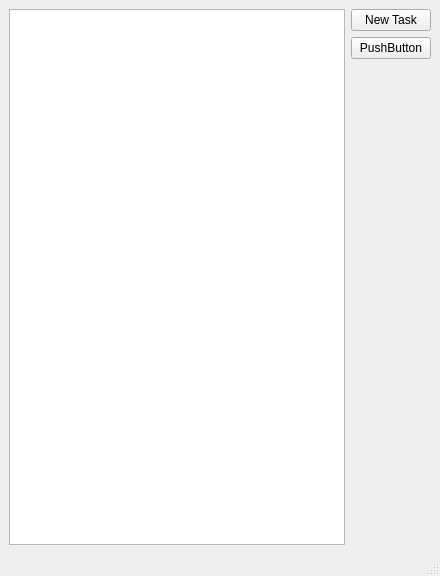
This is source/src/ui/task/project_view.ui in RosettaCommons/rosetta as Qt 5 draws it before an edit. The edited form follows.
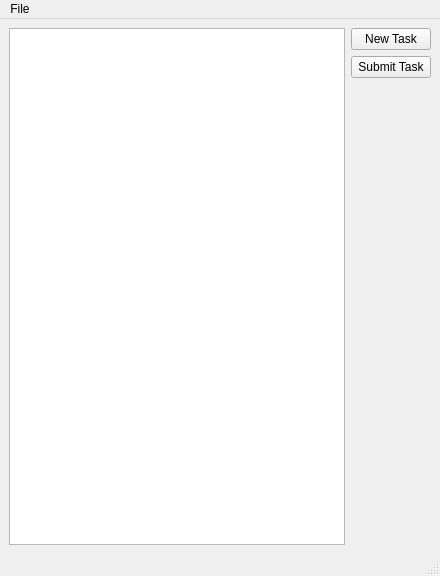
This is the edited form.

Patch:
```diff
--- a/source/src/ui/task/project_view.ui
+++ b/source/src/ui/task/project_view.ui
@@ -48,7 +48,7 @@
       <item>
        <widget class="QPushButton" name="pushButton">
         <property name="text">
-         <string>PushButton</string>
+         <string>Submit Task</string>
         </property>
        </widget>
       </item>
@@ -78,6 +78,14 @@
      <height>22</height>
     </rect>
    </property>
+   <widget class="QMenu" name="menuFile">
+    <property name="title">
+     <string>File</string>
+    </property>
+    <addaction name="action_open_project"/>
+    <addaction name="action_save_project"/>
+   </widget>
+   <addaction name="menuFile"/>
   </widget>
   <widget class="QStatusBar" name="statusbar"/>
  </widget>
```
Left out of the diff: 18 changed lines with no effect on the pictures.
